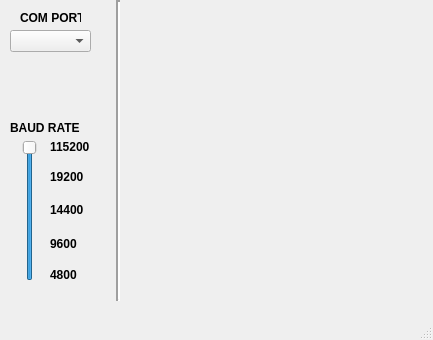
Old version of the form src/Settings.ui in the repository vladBaciu/Host-application-for-protocol-converter.
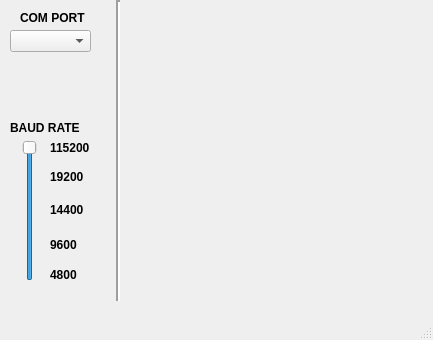
New version of the form.

Diff of the .ui file:
```diff
--- a/src/Settings.ui
+++ b/src/Settings.ui
@@ -29,7 +29,7 @@
      <rect>
       <x>20</x>
       <y>10</y>
-      <width>61</width>
+      <width>91</width>
       <height>16</height>
      </rect>
     </property>
@@ -73,8 +73,8 @@
      <rect>
       <x>50</x>
       <y>237</y>
-      <width>28</width>
-      <height>13</height>
+      <width>51</width>
+      <height>16</height>
      </rect>
     </property>
     <property name="font">
@@ -130,8 +130,8 @@
      <rect>
       <x>50</x>
       <y>140</y>
-      <width>47</width>
-      <height>13</height>
+      <width>51</width>
+      <height>16</height>
      </rect>
     </property>
     <property name="font">
@@ -168,7 +168,7 @@
      <rect>
       <x>10</x>
       <y>120</y>
-      <width>71</width>
+      <width>91</width>
       <height>16</height>
      </rect>
     </property>
```
Left out of the diff: 2 changed lines with no effect on the pictures.
